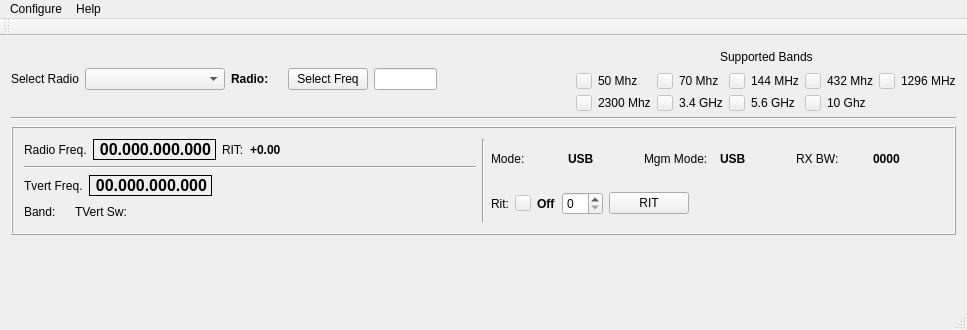
Before: the Qt Designer form mqt/MqtRigControl/rigcontrolmainwindow.ui in Rsclub22/Minos2-Mirror, drawn with Qt 5.
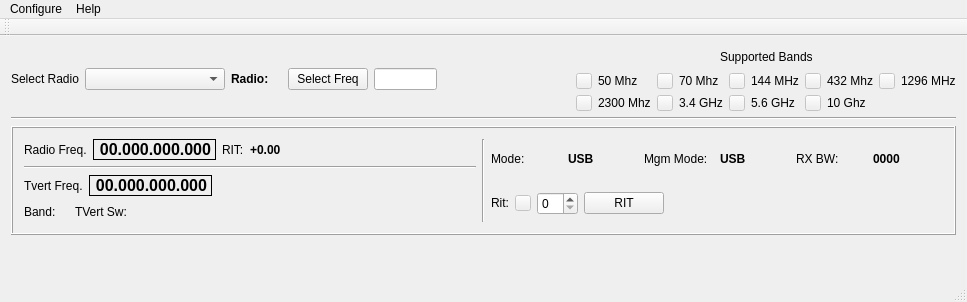
After: the same form once the commit is applied. Custom widgets are drawn as their Qt base class.

Commit message: rit comms working

The edit to the form file:
```diff
--- a/mqt/MqtRigControl/rigcontrolmainwindow.ui
+++ b/mqt/MqtRigControl/rigcontrolmainwindow.ui
@@ -7,7 +7,7 @@
     <x>0</x>
     <y>0</y>
     <width>967</width>
-    <height>330</height>
+    <height>302</height>
    </rect>
   </property>
   <property name="windowTitle">
@@ -647,19 +647,6 @@
                        </property>
                       </widget>
                      </item>
-                     <item>
-                      <widget class="QLabel" name="ritStatusText">
-                       <property name="font">
-                        <font>
-                         <weight>75</weight>
-                         <bold>true</bold>
-                        </font>
-                       </property>
-                       <property name="text">
-                        <string>Off</string>
-                       </property>
-                      </widget>
-                     </item>
                     </layout>
                    </item>
                   </layout>
```
The commit also changes 2 other files.
